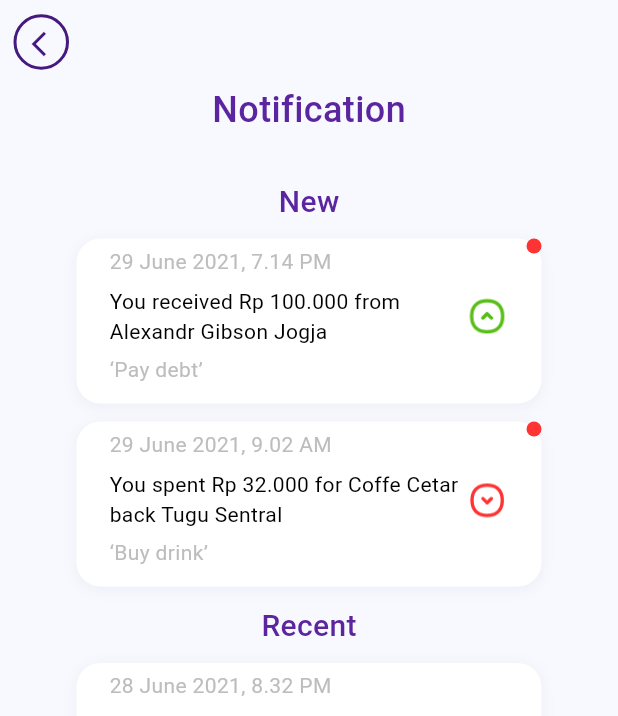
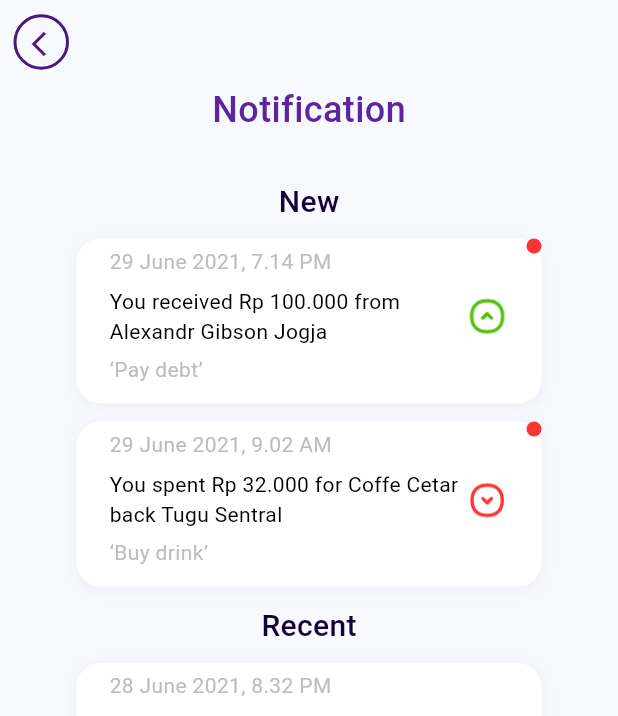
Before and after one commit to MokarmDev/wallet-app, a Flutter app: the NotificationView screen opened directly, on a phone screen of 412 x 824 dp. Shown: the top 716 px of the screen. Run offline on Flutter 3.47's test engine with Material 3 defaults, Android fonts, the phone set to English and light mode, and no system bars; our stand-ins replace adaptive_theme, dot_navigation_bar, gap, image_picker.

Commit message:
edit BoxShadow

```diff
--- a/lib/screens/notification_screen.dart
+++ b/lib/screens/notification_screen.dart
@@ -45,7 +45,7 @@ class NotificationView extends StatelessWidget {
                   'New',
                   style: TextStyles.titleTexStyle(
                     color: AdaptiveTheme.of(context).mode.isLight
-                        ? MyColor.primaryColor
+                        ? MyColor.secondaryColor
                         : Colors.white,
                     fontSize: 20,
                     fontWeight: FontWeight.w500,
@@ -79,7 +79,7 @@ class NotificationView extends StatelessWidget {
                       'Recent',
                       style: TextStyles.titleTexStyle(
                         color: AdaptiveTheme.of(context).mode.isLight
-                            ? MyColor.primaryColor
+                            ? MyColor.secondaryColor
                             : Colors.white,
                         fontSize: 20,
                         fontWeight: FontWeight.w500,
--- a/lib/widgets/custom_card_notification.dart
+++ b/lib/widgets/custom_card_notification.dart
@@ -33,7 +33,9 @@ class CustomCardNotification extends StatelessWidget {
         borderRadius: BorderRadius.circular(16),
         boxShadow: [
           BoxShadow(
-            color: Colors.grey.withOpacity(0.1), //color of shadow
+            color: AdaptiveTheme.of(context).mode.isLight
+                ? Colors.grey.withOpacity(0.1)
+                : Colors.transparent, //color of shadow
             spreadRadius: 1,
             blurRadius: 7,
             offset: const Offset(0, 2),
--- a/lib/widgets/custom_circle_card.dart
+++ b/lib/widgets/custom_circle_card.dart
@@ -1,3 +1,4 @@
+import 'package:adaptive_theme/adaptive_theme.dart';
 import 'package:flutter/material.dart';
 
 class CustomCircleCard extends StatelessWidget {
@@ -27,7 +28,9 @@ class CustomCircleCard extends StatelessWidget {
         color: color,
         boxShadow: [
           BoxShadow(
-            color: Colors.grey.withOpacity(0.1), //color of shadow
+            color: AdaptiveTheme.of(context).mode.isLight
+                ? Colors.grey.withOpacity(0.1)
+                : Colors.transparent, //color of shadow
             spreadRadius: 3,
             blurRadius: 5,
             offset: const Offset(0, 3),
--- a/lib/widgets/custom_process_card.dart
+++ b/lib/widgets/custom_process_card.dart
@@ -38,7 +38,7 @@ class CustomProcessCard extends StatelessWidget {
             color: AdaptiveTheme.of(context).mode.isLight
                 ? MyColor.primaryColor
                 : Colors.white70,
-            fontSize: 13,
+            fontSize: 12,
           ),
         ),
       ],
```
